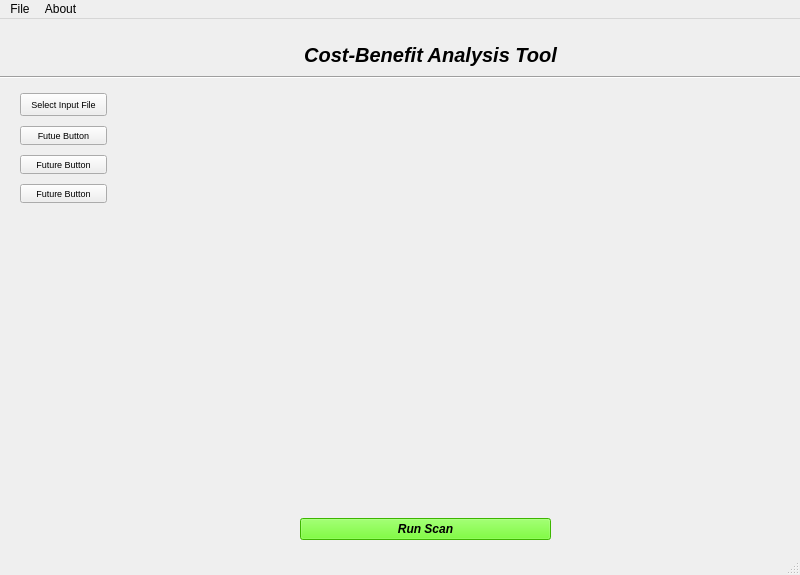
Old version of the form src/ui_files/MainWindow.ui in the repository SeanDavies22/Vibing-Leopards.
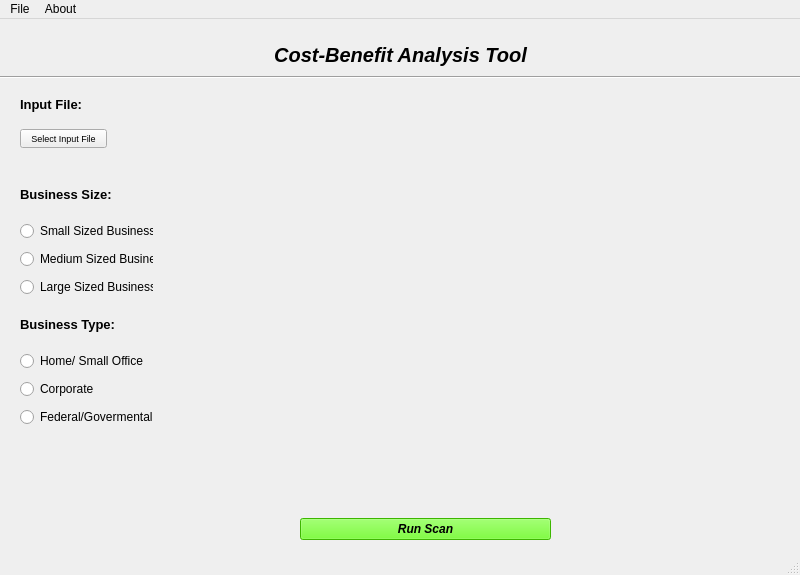
New version of the form.

Patch:
```diff
--- a/src/ui_files/MainWindow.ui
+++ b/src/ui_files/MainWindow.ui
@@ -39,14 +39,20 @@
     <property name="geometry">
      <rect>
       <x>20</x>
-      <y>70</y>
+      <y>110</y>
       <width>87</width>
-      <height>121</height>
+      <height>47</height>
      </rect>
     </property>
-    <layout class="QVBoxLayout" name="verticalLayout">
-     <item>
+    <layout class="QVBoxLayout" name="inputFileButtonVLayout">
+     <item alignment="Qt::AlignTop">
       <widget class="QPushButton" name="inputFileButton">
+       <property name="sizePolicy">
+        <sizepolicy hsizetype="Minimum" vsizetype="Fixed">
+         <horstretch>0</horstretch>
+         <verstretch>0</verstretch>
+        </sizepolicy>
+       </property>
        <property name="maximumSize">
         <size>
          <width>200</width>
@@ -66,57 +72,15 @@
        </property>
       </widget>
      </item>
-     <item>
-      <widget class="QPushButton" name="futureButton3">
-       <property name="font">
-        <font>
-         <pointsize>7</pointsize>
-        </font>
-       </property>
-       <property name="text">
-        <string>Futue Button</string>
-       </property>
-      </widget>
-     </item>
-     <item>
-      <widget class="QPushButton" name="futureButton2">
-       <property name="font">
-        <font>
-         <pointsize>7</pointsize>
-        </font>
-       </property>
-       <property name="text">
-        <string>Future Button</string>
-       </property>
-      </widget>
-     </item>
-     <item>
-      <widget class="QPushButton" name="futureButton1">
-       <property name="font">
-        <font>
-         <pointsize>7</pointsize>
-        </font>
-       </property>
-       <property name="autoFillBackground">
-        <bool>false</bool>
-       </property>
-       <property name="text">
-        <string>Future Button</string>
-       </property>
-       <property name="flat">
-        <bool>false</bool>
-       </property>
-      </widget>
-     </item>
     </layout>
    </widget>
    <widget class="QWidget" name="verticalLayoutWidget_2">
     <property name="geometry">
      <rect>
       <x>120</x>
-      <y>70</y>
+      <y>110</y>
       <width>661</width>
-      <height>121</height>
+      <height>41</height>
      </rect>
     </property>
     <layout class="QVBoxLayout" name="verticalLayout_2">
@@ -172,9 +136,9 @@
    <widget class="QWidget" name="horizontalLayoutWidget">
     <property name="geometry">
      <rect>
-      <x>80</x>
+      <x>20</x>
       <y>10</y>
-      <width>701</width>
+      <width>761</width>
       <height>51</height>
      </rect>
     </property>
@@ -220,12 +184,145 @@
     <property name="geometry">
      <rect>
       <x>20</x>
-      <y>10</y>
-      <width>51</width>
-      <height>51</height>
+      <y>200</y>
+      <width>133</width>
+      <height>81</height>
      </rect>
     </property>
-    <layout class="QHBoxLayout" name="programIconLayout"/>
+    <layout class="QVBoxLayout" name="businessSizeButtonVLayout">
+     <item>
+      <widget class="QRadioButton" name="smallBusinessRadioButton">
+       <property name="text">
+        <string>Small Sized Business</string>
+       </property>
+      </widget>
+     </item>
+     <item>
+      <widget class="QRadioButton" name="mediumBusinessRadioButton">
+       <property name="text">
+        <string>Medium Sized Business</string>
+       </property>
+      </widget>
+     </item>
+     <item>
+      <widget class="QRadioButton" name="largeBusinessRadioButton">
+       <property name="text">
+        <string>Large Sized Business</string>
+       </property>
+      </widget>
+     </item>
+    </layout>
+   </widget>
+   <widget class="QWidget" name="verticalLayoutWidget_5">
+    <property name="geometry">
+     <rect>
+      <x>20</x>
+      <y>70</y>
+      <width>761</width>
+      <height>31</height>
+     </rect>
+    </property>
+    <layout class="QVBoxLayout" name="inputFilePermanentVLayout">
+     <item>
+      <widget class="QLabel" name="inputFilePermanentLabel">
+       <property name="font">
+        <font>
+         <pointsize>10</pointsize>
+         <weight>75</weight>
+         <bold>true</bold>
+        </font>
+       </property>
+       <property name="text">
+        <string>Input File:</string>
+       </property>
+      </widget>
+     </item>
+    </layout>
+   </widget>
+   <widget class="QWidget" name="verticalLayoutWidget_6">
+    <property name="geometry">
+     <rect>
+      <x>20</x>
+      <y>160</y>
+      <width>761</width>
+      <height>31</height>
+     </rect>
+    </property>
+    <layout class="QVBoxLayout" name="businessSizeLabelVLayout">
+     <item>
+      <widget class="QLabel" name="businessSizeLabel">
+       <property name="font">
+        <font>
+         <pointsize>10</pointsize>
+         <weight>75</weight>
+         <bold>true</bold>
+        </font>
+       </property>
+       <property name="text">
+        <string>Business Size:</string>
+       </property>
+      </widget>
+     </item>
+    </layout>
+   </widget>
+   <widget class="QWidget" name="verticalLayoutWidget_7">
+    <property name="geometry">
+     <rect>
+      <x>20</x>
+      <y>290</y>
+      <width>761</width>
+      <height>31</height>
+     </rect>
+    </property>
+    <layout class="QVBoxLayout" name="businessTypeLabelVLayout">
+     <item>
+      <widget class="QLabel" name="businessTypeLabel">
+       <property name="font">
+        <font>
+         <pointsize>10</pointsize>
+         <weight>75</weight>
+         <bold>true</bold>
+        </font>
+       </property>
+       <property name="text">
+        <string>Business Type:</string>
+       </property>
+      </widget>
+     </item>
+    </layout>
+   </widget>
+   <widget class="QWidget" name="verticalLayoutWidget_8">
+    <property name="geometry">
+     <rect>
+      <x>20</x>
+      <y>330</y>
+      <width>133</width>
+      <height>81</height>
+     </rect>
+    </property>
+    <layout class="QVBoxLayout" name="businessTypeButtonVLayout">
+     <item>
+      <widget class="QRadioButton" name="homeSmallOfficeRadioButton">
+       <property name="text">
+        <string>Home/ Small Office</string>
+       </property>
+      </widget>
+     </item>
+     <item>
+      <widget class="QRadioButton" name="corporateRadioButton">
+       <property name="text">
+        <string>Corporate</string>
+       </property>
+      </widget>
+     </item>
+     <item>
+      <widget class="QRadioButton" name="federalBusinessRadioButton">
+       <property name="text">
+        <string>Federal/Govermental</string>
+       </property>
+      </widget>
+     </item>
+    </layout>
    </widget>
   </widget>
   <widget class="QStatusBar" name="statusbar"/>
```
Left out of the diff: 6 changed lines with no effect on the pictures.
